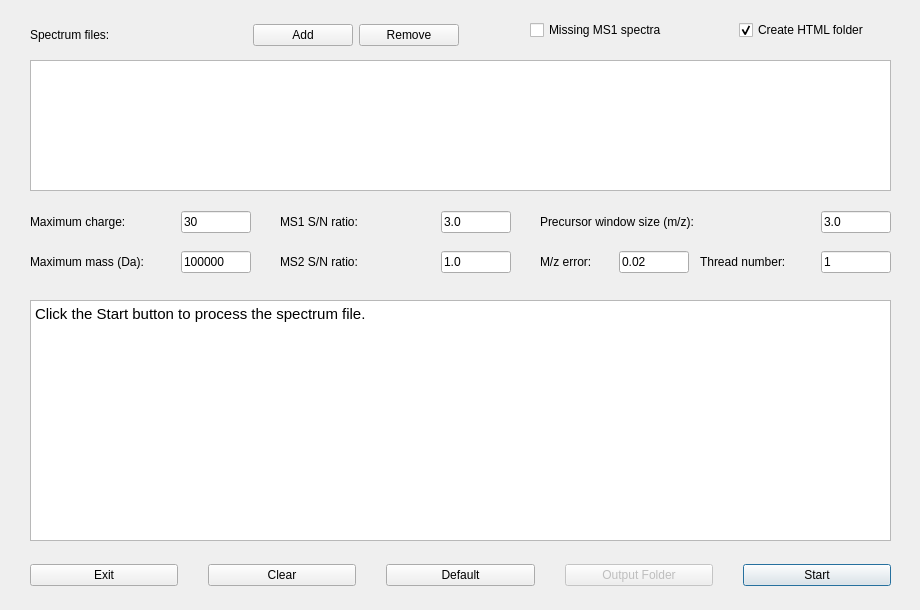
toppic-suite/toppic-suite, file src/gui/topfd/topfddialog.ui: the form before one commit.
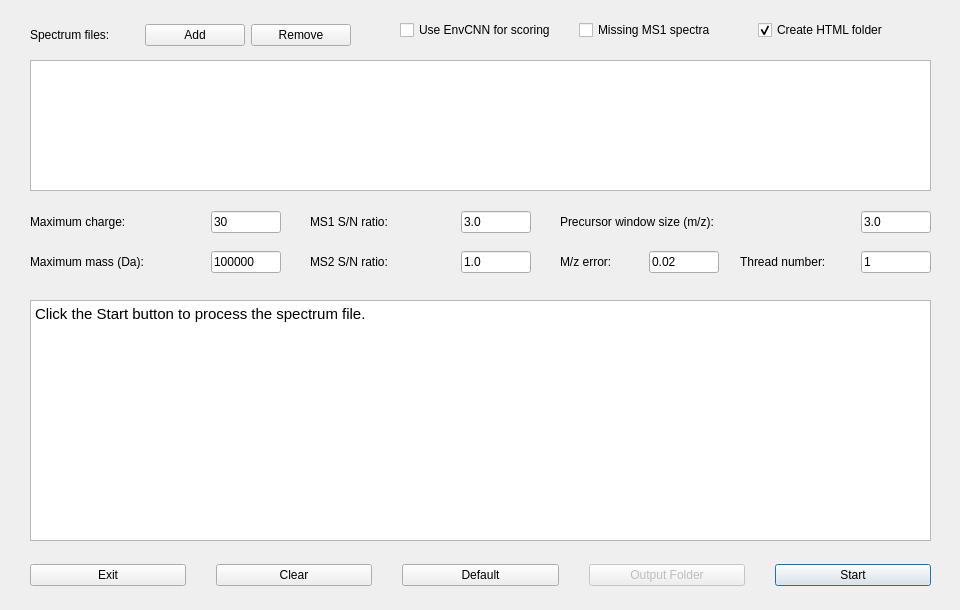
The form after the commit. Icons and pictures are not drawn.

Commit message: topfd_gui UI updated with envCNN option

Diff of the .ui file:
```diff
--- a/src/gui/topfd/topfddialog.ui
+++ b/src/gui/topfd/topfddialog.ui
@@ -6,7 +6,7 @@
    <rect>
     <x>0</x>
     <y>0</y>
-    <width>920</width>
+    <width>960</width>
     <height>610</height>
    </rect>
   </property>
@@ -18,13 +18,13 @@
   </property>
   <property name="minimumSize">
    <size>
-    <width>920</width>
+    <width>960</width>
     <height>610</height>
    </size>
   </property>
   <property name="maximumSize">
    <size>
-    <width>920</width>
+    <width>960</width>
     <height>610</height>
    </size>
   </property>
@@ -41,7 +41,7 @@
      <rect>
       <x>30</x>
       <y>10</y>
-      <width>429</width>
+      <width>321</width>
       <height>50</height>
      </rect>
     </property>
@@ -98,7 +98,7 @@
      <rect>
       <x>30</x>
       <y>200</y>
-      <width>221</width>
+      <width>251</width>
       <height>44</height>
      </rect>
     </property>
@@ -154,7 +154,7 @@
      <rect>
       <x>30</x>
       <y>240</y>
-      <width>221</width>
+      <width>251</width>
       <height>44</height>
      </rect>
     </property>
@@ -202,9 +202,9 @@
    <widget class="QWidget" name="horizontalLayoutWidget_4">
     <property name="geometry">
      <rect>
-      <x>540</x>
+      <x>560</x>
       <y>240</y>
-      <width>151</width>
+      <width>171</width>
       <height>44</height>
      </rect>
     </property>
@@ -246,9 +246,9 @@
    <widget class="QWidget" name="horizontalLayoutWidget_5">
     <property name="geometry">
      <rect>
-      <x>280</x>
+      <x>310</x>
       <y>200</y>
-      <width>231</width>
+      <width>221</width>
       <height>44</height>
      </rect>
     </property>
@@ -292,7 +292,7 @@
      <rect>
       <x>30</x>
       <y>550</y>
-      <width>861</width>
+      <width>901</width>
       <height>50</height>
      </rect>
     </property>
@@ -361,9 +361,9 @@
    <widget class="QWidget" name="horizontalLayoutWidget_8">
     <property name="geometry">
      <rect>
-      <x>540</x>
+      <x>560</x>
       <y>200</y>
-      <width>351</width>
+      <width>371</width>
       <height>44</height>
      </rect>
     </property>
@@ -407,7 +407,7 @@
      <rect>
       <x>30</x>
       <y>300</y>
-      <width>861</width>
+      <width>901</width>
       <height>241</height>
      </rect>
     </property>
@@ -422,9 +422,9 @@
    <widget class="QWidget" name="horizontalLayoutWidget_9">
     <property name="geometry">
      <rect>
-      <x>280</x>
+      <x>310</x>
       <y>240</y>
-      <width>231</width>
+      <width>221</width>
       <height>44</height>
      </rect>
     </property>
@@ -456,7 +456,7 @@
      <rect>
       <x>30</x>
       <y>60</y>
-      <width>861</width>
+      <width>901</width>
       <height>131</height>
      </rect>
     </property>
@@ -464,7 +464,7 @@
    <widget class="QWidget" name="horizontalLayoutWidget_10">
     <property name="geometry">
      <rect>
-      <x>700</x>
+      <x>740</x>
       <y>240</y>
       <width>191</width>
       <height>44</height>
@@ -508,13 +508,35 @@
    <widget class="QWidget" name="horizontalLayoutWidget_11">
     <property name="geometry">
      <rect>
-      <x>530</x>
+      <x>400</x>
       <y>10</y>
-      <width>411</width>
+      <width>531</width>
       <height>40</height>
      </rect>
     </property>
     <layout class="QHBoxLayout" name="horizontalLayout_10">
+     <item>
+      <widget class="QCheckBox" name="envCNNCheckBox">
+       <property name="minimumSize">
+        <size>
+         <width>150</width>
+         <height>0</height>
+        </size>
+       </property>
+       <property name="acceptDrops">
+        <bool>false</bool>
+       </property>
+       <property name="text">
+        <string>Use EnvCNN for scoring</string>
+       </property>
+       <property name="checkable">
+        <bool>true</bool>
+       </property>
+       <property name="checked">
+        <bool>false</bool>
+       </property>
+      </widget>
+     </item>
      <item>
       <widget class="QCheckBox" name="missLevelOneCheckBox">
        <property name="acceptDrops">
```
Left out of the diff: 2 changed lines with no effect on the pictures.
